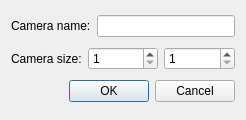
First picture: the form in core_lib/ui/camerapropertiesdialog.ui, repository davidlamhauge/pencil, before the edit.
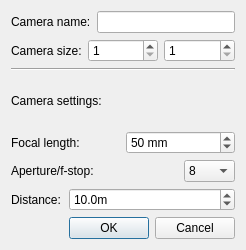
Second picture: the form after the edit.

Commit message: Expanded camera dialog. work on blurutils.h

```diff
--- a/core_lib/ui/camerapropertiesdialog.ui
+++ b/core_lib/ui/camerapropertiesdialog.ui
@@ -7,14 +7,14 @@
     <x>0</x>
     <y>0</y>
     <width>246</width>
-    <height>120</height>
+    <height>250</height>
    </rect>
   </property>
   <property name="windowTitle">
    <string>Camera Properties</string>
   </property>
-  <layout class="QGridLayout" name="gridLayout">
-   <item row="0" column="0">
+  <layout class="QVBoxLayout" name="verticalLayout">
+   <item>
     <layout class="QHBoxLayout" name="nameLayout">
      <item>
       <widget class="QLabel" name="nameLabel">
@@ -28,17 +28,7 @@
      </item>
     </layout>
    </item>
-   <item row="2" column="0">
-    <widget class="QDialogButtonBox" name="buttonBox">
-     <property name="orientation">
-      <enum>Qt::Horizontal</enum>
-     </property>
-     <property name="standardButtons">
-      <set>QDialogButtonBox::Cancel|QDialogButtonBox::Ok</set>
-     </property>
-    </widget>
-   </item>
-   <item row="1" column="0">
+   <item>
     <layout class="QHBoxLayout" name="sizeLayout">
      <item>
       <widget class="QLabel" name="sizeLabel">
@@ -69,6 +59,158 @@
      </item>
     </layout>
    </item>
+   <item>
+    <widget class="Line" name="line">
+     <property name="orientation">
+      <enum>Qt::Horizontal</enum>
+     </property>
+    </widget>
+   </item>
+   <item>
+    <layout class="QHBoxLayout" name="horizontalLayout">
+     <item>
+      <widget class="QLabel" name="label">
+       <property name="text">
+        <string>Camera settings:</string>
+       </property>
+      </widget>
+     </item>
+     <item>
+      <spacer name="horizontalSpacer">
+       <property name="orientation">
+        <enum>Qt::Horizontal</enum>
+       </property>
+       <property name="sizeHint" stdset="0">
+        <size>
+         <width>40</width>
+         <height>20</height>
+        </size>
+       </property>
+      </spacer>
+     </item>
+    </layout>
+   </item>
+   <item>
+    <layout class="QGridLayout" name="gridLayout">
+     <item row="0" column="0" colspan="2">
+      <widget class="QLabel" name="labFocalLength">
+       <property name="text">
+        <string>Focal length:</string>
+       </property>
+      </widget>
+     </item>
+     <item row="0" column="2" colspan="2">
+      <widget class="QSpinBox" name="focalLengthSpinBox">
+       <property name="toolTip">
+        <string>&lt;html&gt;&lt;head/&gt;&lt;body&gt;&lt;p&gt;Range: 30 to 500 mm&lt;/p&gt;&lt;/body&gt;&lt;/html&gt;</string>
+       </property>
+       <property name="suffix">
+        <string> mm</string>
+       </property>
+       <property name="minimum">
+        <number>30</number>
+       </property>
+       <property name="maximum">
+        <number>300</number>
+       </property>
+       <property name="value">
+        <number>50</number>
+       </property>
+      </widget>
+     </item>
+     <item row="1" column="0" colspan="3">
+      <widget class="QLabel" name="labAperture">
+       <property name="text">
+        <string>Aperture/f-stop:</string>
+       </property>
+      </widget>
+     </item>
+     <item row="1" column="3">
+      <widget class="QComboBox" name="aperturecomboBox">
+       <property name="toolTip">
+        <string>&lt;html&gt;&lt;head/&gt;&lt;body&gt;&lt;p&gt;Default: 8&lt;/p&gt;&lt;p&gt;Low number -&amp;gt; narrow depth of field&lt;/p&gt;&lt;p&gt;High number -&amp;gt; wide depth of field&lt;/p&gt;&lt;p&gt;&lt;br/&gt;&lt;/p&gt;&lt;/body&gt;&lt;/html&gt;</string>
+       </property>
+       <property name="currentIndex">
+        <number>3</number>
+       </property>
+       <item>
+        <property name="text">
+         <string>2.8</string>
+        </property>
+       </item>
+       <item>
+        <property name="text">
+         <string>4</string>
+        </property>
+       </item>
+       <item>
+        <property name="text">
+         <string>5.6</string>
+        </property>
+       </item>
+       <item>
+        <property name="text">
+         <string>8</string>
+        </property>
+       </item>
+       <item>
+        <property name="text">
+         <string>11</string>
+        </property>
+       </item>
+       <item>
+        <property name="text">
+         <string>16</string>
+        </property>
+       </item>
+       <item>
+        <property name="text">
+         <string>22</string>
+        </property>
+       </item>
+      </widget>
+     </item>
+     <item row="2" column="0">
+      <widget class="QLabel" name="labDistance">
+       <property name="text">
+        <string>Distance:</string>
+       </property>
+      </widget>
+     </item>
+     <item row="2" column="1" colspan="3">
+      <widget class="QDoubleSpinBox" name="distanceSpinBox">
+       <property name="toolTip">
+        <string>Range: 0.1 to 10000 m.</string>
+       </property>
+       <property name="suffix">
+        <string>m</string>
+       </property>
+       <property name="decimals">
+        <number>1</number>
+       </property>
+       <property name="minimum">
+        <double>0.100000000000000</double>
+       </property>
+       <property name="maximum">
+        <double>10000.000000000000000</double>
+       </property>
+       <property name="value">
+        <double>10.000000000000000</double>
+       </property>
+      </widget>
+     </item>
+    </layout>
+   </item>
+   <item>
+    <widget class="QDialogButtonBox" name="buttonBox">
+     <property name="orientation">
+      <enum>Qt::Horizontal</enum>
+     </property>
+     <property name="standardButtons">
+      <set>QDialogButtonBox::Cancel|QDialogButtonBox::Ok</set>
+     </property>
+    </widget>
+   </item>
   </layout>
  </widget>
  <tabstops>
```
The commit also changes 6 other files.
